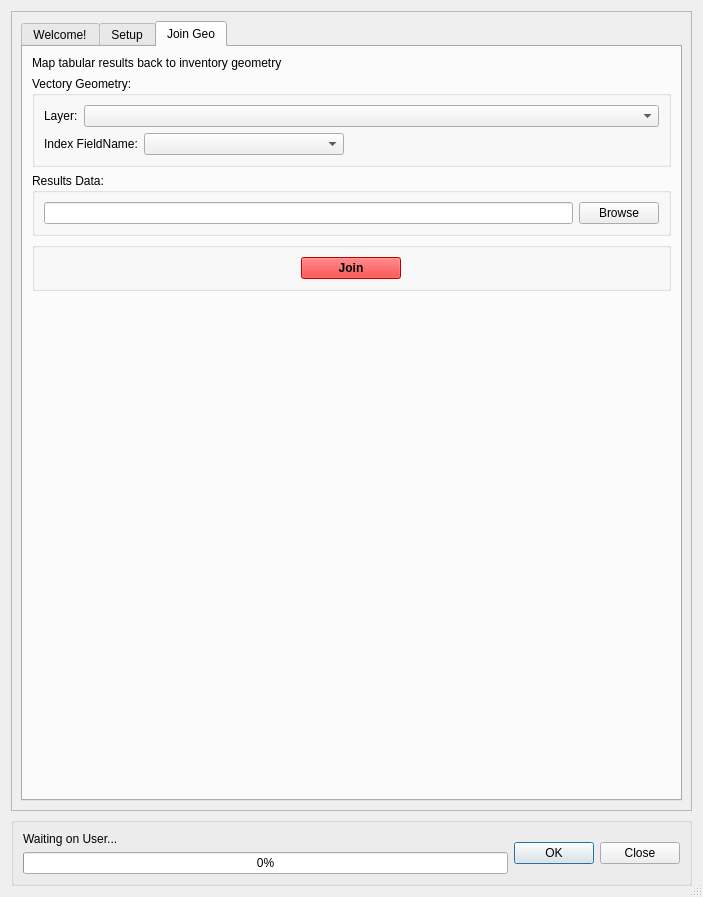
The window that canflood/results/results.ui (NRCan/CanFlood) describes before a commit, drawn with Qt 5.
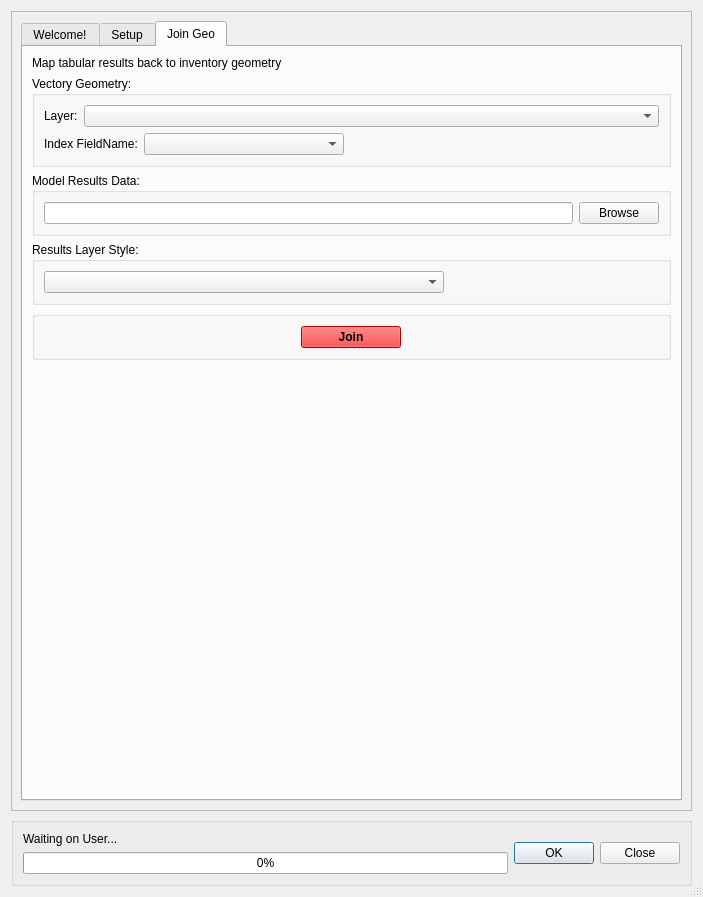
The same window after the commit. The open tabs and pages were chosen to show the change. Icons and pictures are not drawn. Custom widgets are drawn as their Qt base class.

```diff
--- a/canflood/results/results.ui
+++ b/canflood/results/results.ui
@@ -326,7 +326,7 @@
            <item>
             <widget class="QGroupBox" name="verticalGroupBox_6">
              <property name="title">
-              <string>Results Data:</string>
+              <string>Model Results Data:</string>
              </property>
              <layout class="QVBoxLayout" name="verticalLayout">
               <item>
@@ -346,6 +346,38 @@
              </layout>
             </widget>
            </item>
+           <item>
+            <widget class="QGroupBox" name="groupBox_3">
+             <property name="title">
+              <string>Results Layer Style:</string>
+             </property>
+             <layout class="QHBoxLayout" name="horizontalLayout_5">
+              <item>
+               <widget class="QComboBox" name="comboBox_JG_style">
+                <property name="minimumSize">
+                 <size>
+                  <width>400</width>
+                  <height>0</height>
+                 </size>
+                </property>
+               </widget>
+              </item>
+              <item>
+               <spacer name="horizontalSpacer_2">
+                <property name="orientation">
+                 <enum>Qt::Horizontal</enum>
+                </property>
+                <property name="sizeHint" stdset="0">
+                 <size>
+                  <width>40</width>
+                  <height>20</height>
+                 </size>
+                </property>
+               </spacer>
+              </item>
+             </layout>
+            </widget>
+           </item>
            <item>
             <widget class="QGroupBox" name="groupBox_6">
              <property name="title">
```
Left out of the diff: 2 changed lines with no effect on the pictures.
